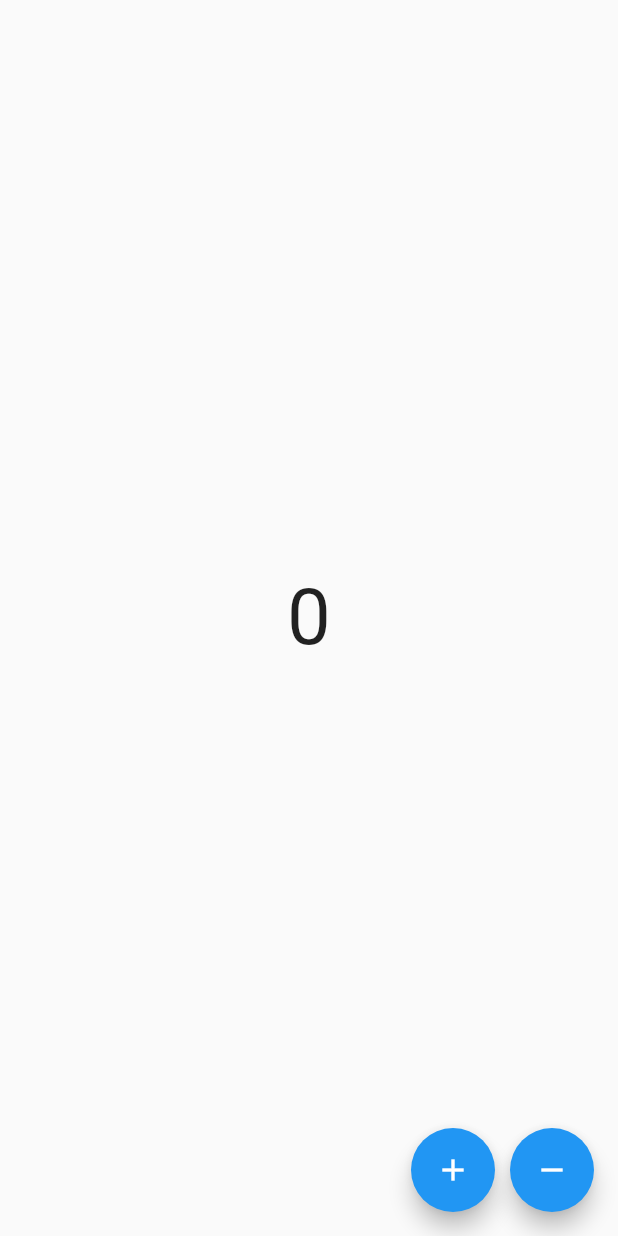
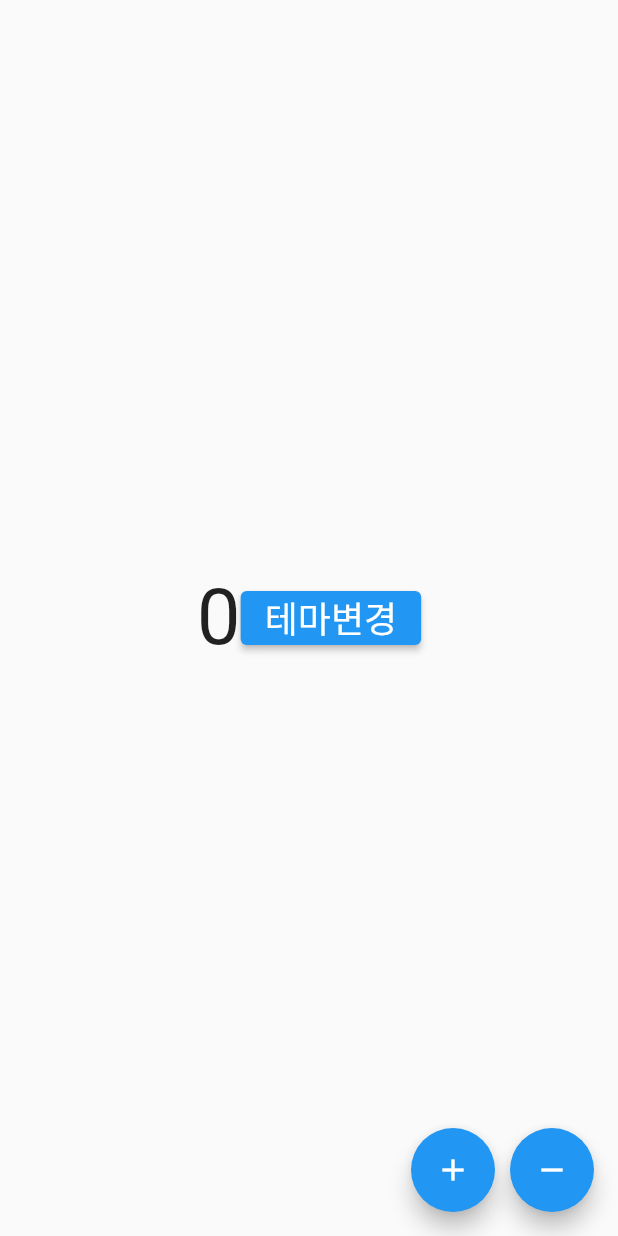
Before and after one commit to nararalab/countapp_bloc, a Flutter app: the screen it shows after launch, on a phone screen of 412 x 824 dp. Run offline on Flutter 3.47's test engine with Material 2 defaults, Android fonts, the phone set to English and light mode, and no system bars; our stand-ins replace bloc, equatable, flutter_bloc.

Commit message:
배경색 이벤트

```diff
--- /dev/null
+++ b/lib/blocs/theme/theme_bloc.dart
@@ -0,0 +1,17 @@
+import 'package:bloc/bloc.dart';
+import 'package:equatable/equatable.dart';
+
+part 'theme_event.dart';
+part 'theme_state.dart';
+
+class ThemeBloc extends Bloc<ThemeEvent, ThemeState> {
+  ThemeBloc() : super(ThemeState.initial()) {
+    on<ChangeThemeEvent>((event, emit) {
+      if (event.randInt % 2 == 0) {
+        emit(state.copyWith(appTheme: AppTheme.light));
+      } else {
+        emit(state.copyWith(appTheme: AppTheme.dark));
+      }
+    });
+  }
+}
--- /dev/null
+++ b/lib/blocs/theme/theme_event.dart
@@ -0,0 +1,21 @@
+part of 'theme_bloc.dart';
+
+abstract class ThemeEvent extends Equatable {
+  const ThemeEvent();
+
+  @override
+  List<Object> get props => [];
+}
+
+class ChangeThemeEvent extends ThemeEvent {
+  final int randInt;
+  ChangeThemeEvent({
+    required this.randInt,
+  });
+
+  @override
+  String toString() => 'ChangeThemeEvent(randInt: $randInt)';
+
+  @override
+  List<Object> get props => [randInt];
+}
--- /dev/null
+++ b/lib/blocs/theme/theme_state.dart
@@ -0,0 +1,42 @@
+part of 'theme_bloc.dart';
+
+enum AppTheme {
+  light,
+  dark,
+}
+
+class ThemeState extends Equatable {
+  final AppTheme appTheme;
+  const ThemeState({
+    this.appTheme = AppTheme.light,
+  });
+
+  factory ThemeState.initial() {
+    return ThemeState();
+  }
+
+  @override
+  List<Object> get props => [appTheme];
+
+  @override
+  String toString() => 'ThemeState(appTheme: $appTheme)';
+
+  ThemeState copyWith({
+    AppTheme? appTheme,
+  }) {
+    return ThemeState(
+      appTheme: appTheme ?? this.appTheme,
+    );
+  }
+}
+
+
+
+// abstract class ThemeState extends Equatable {
+//   const ThemeState();
+
+//   @override
+//   List<Object> get props => [];
+// }
+
+// class ThemeInitial extends ThemeState {}
--- a/lib/main.dart
+++ b/lib/main.dart
@@ -1,8 +1,11 @@
+import 'dart:math';
+
 import 'package:countapp_bloc/other_page.dart';
 import 'package:flutter/material.dart';
 import 'package:flutter_bloc/flutter_bloc.dart';
 
 import 'blocs/counter/counter_bloc.dart';
+import 'blocs/theme/theme_bloc.dart';
 
 void main() {
   runApp(const MyApp());
@@ -13,15 +16,26 @@
 
   @override
   Widget build(BuildContext context) {
-    return BlocProvider<CounterBloc>(
+    return MultiBlocProvider(
+      providers: [
+        BlocProvider<CounterBloc>(
           create: (context) => CounterBloc(),
-      child: MaterialApp(
+        ),
+        BlocProvider<ThemeBloc>(
+          create: (context) => ThemeBloc(),
+        ),
+      ],
+      child: BlocBuilder<ThemeBloc, ThemeState>(
+        builder: (context, state) {
+          return MaterialApp(
             title: '카운트앱 Bloc방식',
             debugShowCheckedModeBanner: false,
-        theme: ThemeData(
-          primarySwatch: Colors.blue,
-        ),
+            theme: state.appTheme == AppTheme.light
+                ? ThemeData.light()
+                : ThemeData.dark(),
             home: const MyHomePage(),
+          );
+        },
       ),
     );
   }
@@ -52,11 +66,29 @@
             );
           }
         },
-        child: Center(
+        child: Row(
+          mainAxisAlignment: MainAxisAlignment.center,
+          children: [
+            Center(
               child: Text(
                 '${context.watch<CounterBloc>().state.counter}',
                 style: const TextStyle(fontSize: 52.0),
               ),
+            ),
+            ElevatedButton(
+              onPressed: () {
+                final int randInt = Random().nextInt(10);
+                print('[디버깅] randInt : $randInt');
+                context
+                    .read<ThemeBloc>()
+                    .add(ChangeThemeEvent(randInt: randInt));
+              },
+              child: const Text(
+                '테마변경',
+                style: TextStyle(fontSize: 24.0),
+              ),
+            ),
+          ],
         ),
       ),
       floatingActionButton: Row(
```
Lines whose indentation alone changed are shown as unchanged.
